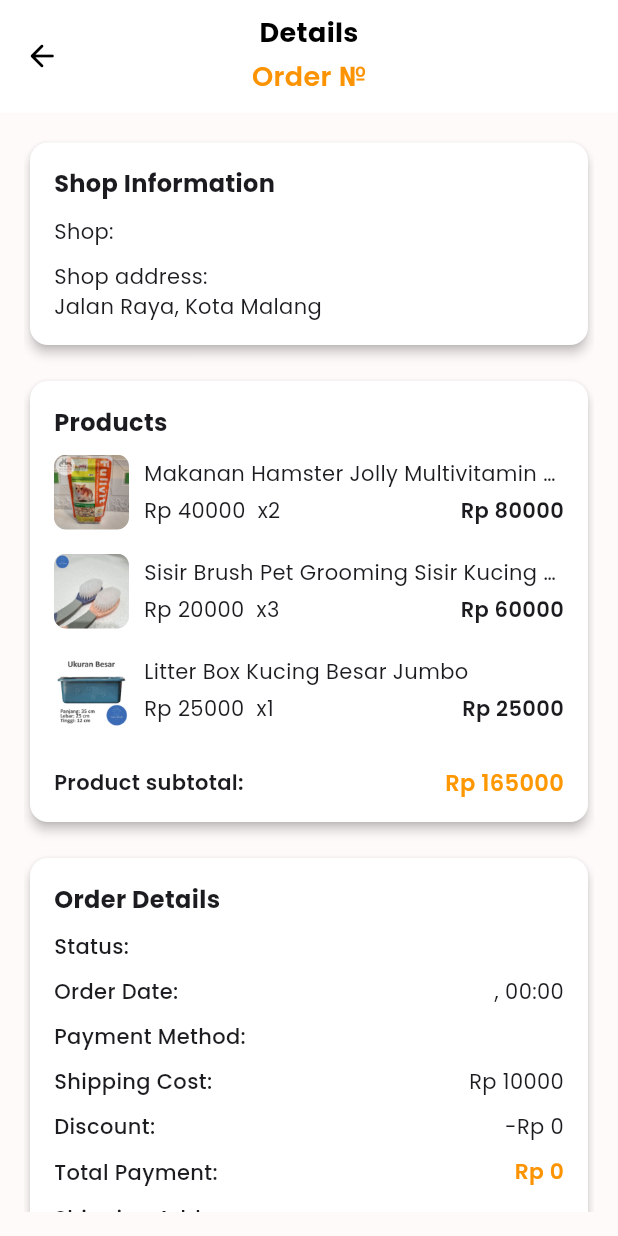
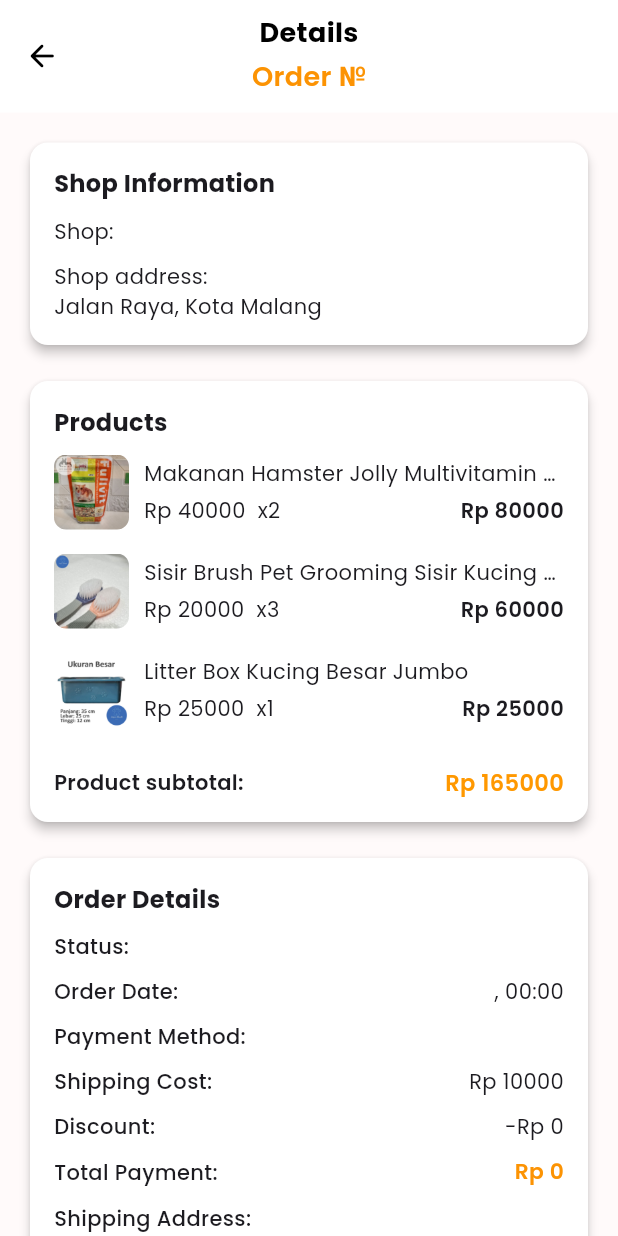
Before and after one commit to EasyLex/pawtastic_dart, a Flutter app: the Detailorders screen opened directly with empty values, on a phone screen of 412 x 824 dp. Run offline on Flutter 3.47's test engine with Material 3 defaults, Android fonts, the phone set to English and light mode, and no system bars; our stand-ins replace cloud_firestore, firebase_auth, firebase_core, lottie; accounts and stored records are empty.

Commit message:
Fix detailOrders padding

```diff
--- a/lib/pages/Orders/detailOrders.dart
+++ b/lib/pages/Orders/detailOrders.dart
@@ -87,12 +87,11 @@
             ),
           ),
         ),
+      ),
 
-      ),
       backgroundColor: const Color.fromARGB(255, 255, 250, 250),
-      body: Padding(
+      body: ListView(
         padding: const EdgeInsets.all(16.0),
-        child: ListView(
         children: [
           // Shop Section
           Card(
@@ -357,7 +356,6 @@
 
         ],
       ),
-      ),
     );
   }
 }
```
Lines whose indentation alone changed are shown as unchanged.
